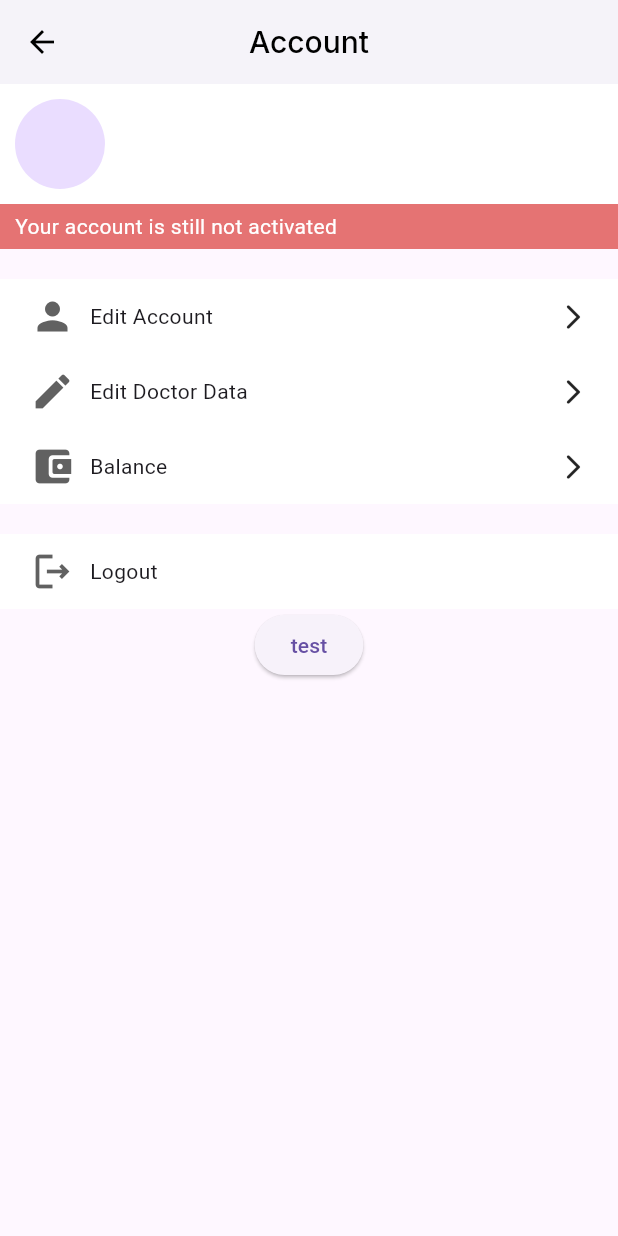
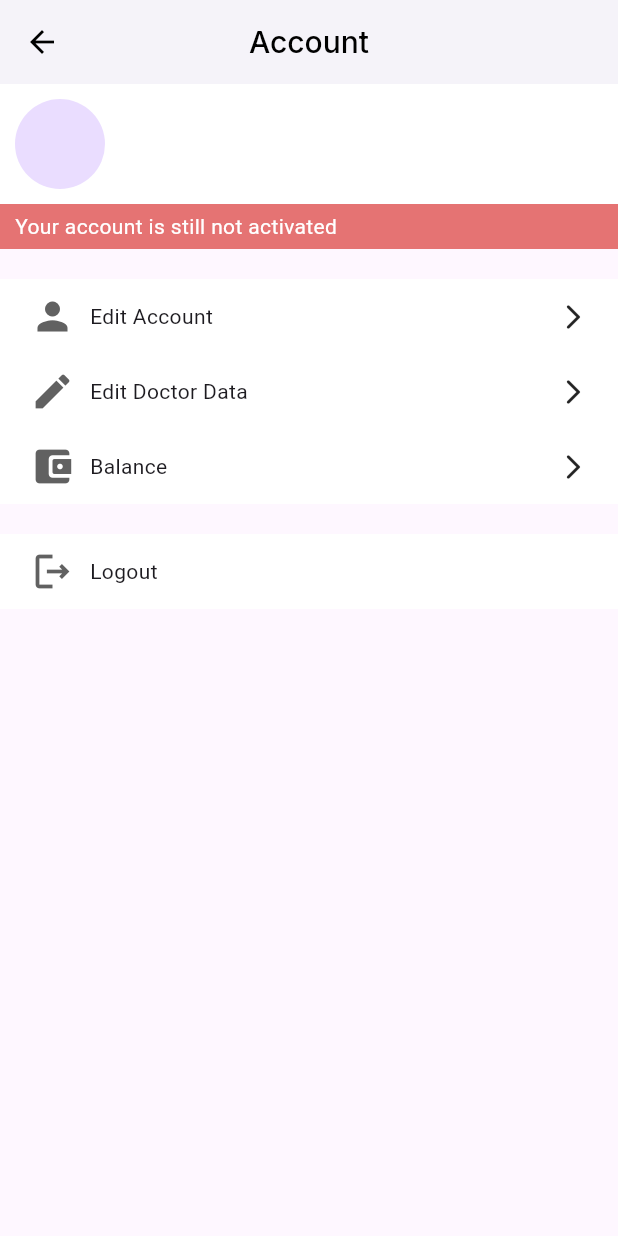
Before and after one commit to Moha1231/IDoctor, a Flutter app: the ProfileView screen opened by its route, on a phone screen of 412 x 824 dp. Run offline on Flutter 3.47's test engine with Material 2 defaults, Android fonts, the phone set to English and light mode, and no system bars; our stand-ins replace cached_network_image, cloud_firestore, cloud_functions, currency_text_input_formatter, dropdown_search, file_picker and 26 more; missing offline and left inert: agora_rtc_engine, date_count_down, flutter_firebase_chat_core; accounts and stored records are empty; project files that could hold a hidden picture were left out.

Commit message:
disable test button

```diff
--- a/lib/app/modules/profile/views/profile_view.dart
+++ b/lib/app/modules/profile/views/profile_view.dart
@@ -123,12 +123,12 @@ class ProfileView extends GetView<ProfileController> {
             hideArrowIcon: true,
           ),
           // test button, you can delete it
-          ElevatedButton(
-              key: Key('testButton'),
-              onPressed: () {
-                controller.test();
-              },
-              child: Text('test'))
+          // ElevatedButton(
+          //     key: Key('testButton'),
+          //     onPressed: () {
+          //       controller.test();
+          //     },
+          //     child: Text('test'))
         ],
       ),
     );
```
